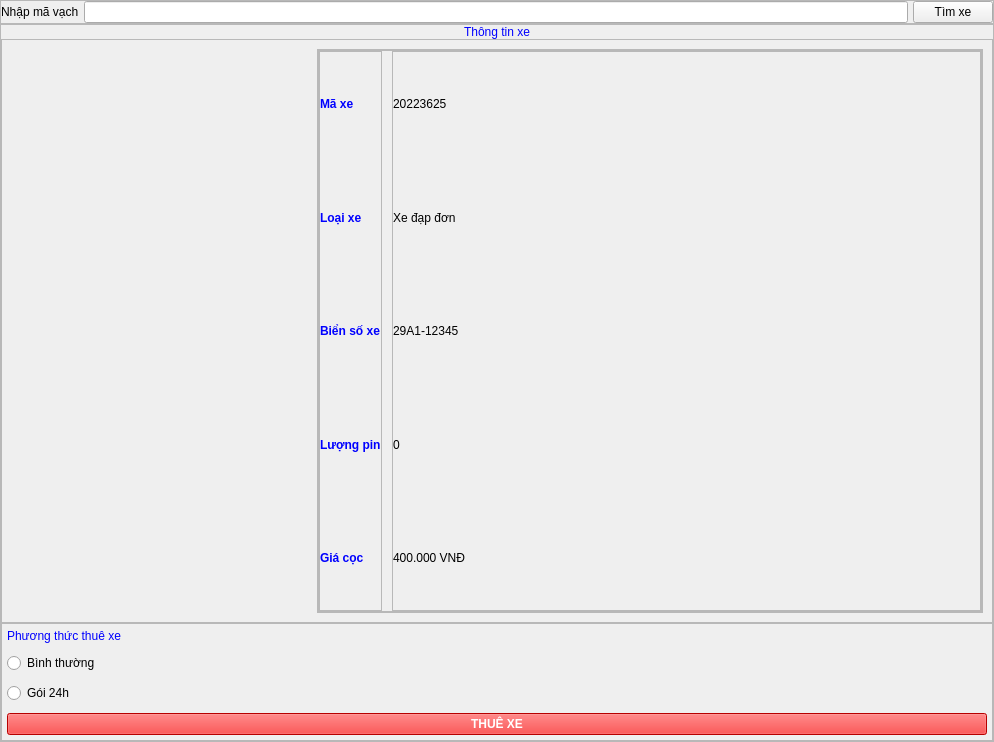
Before: the Qt Designer form Source code/view/ui/thueXe.ui in hunglequoc2001/Capstone_TKXDPM.20221_Group8, drawn with Qt 5.
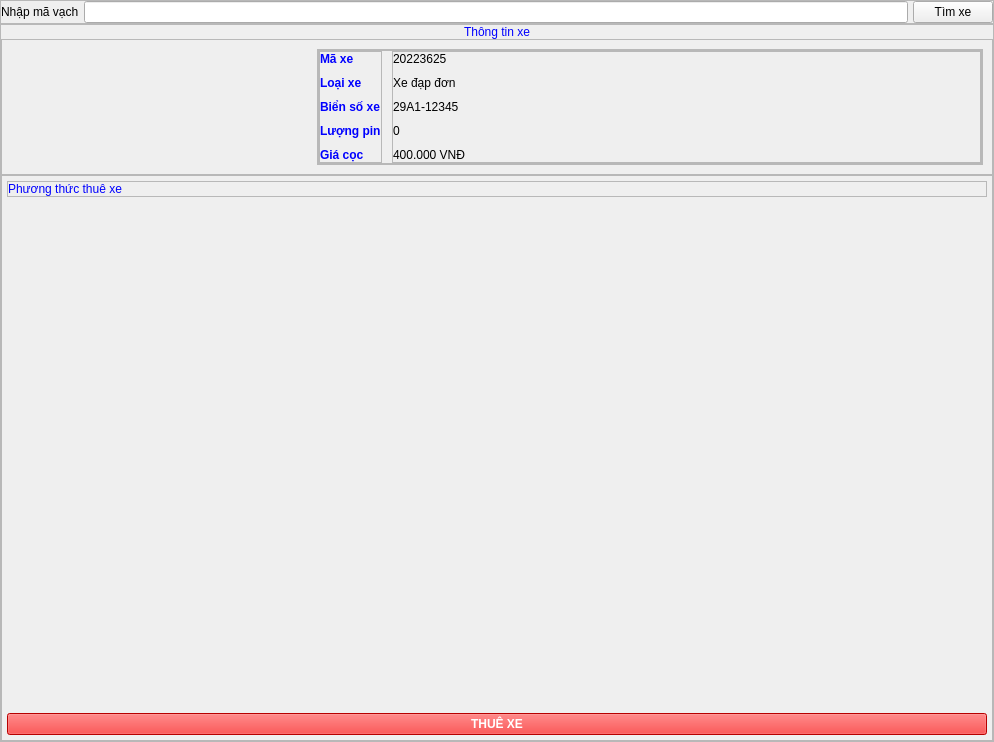
After: the same form once the commit is applied. Icons and pictures are not drawn.

The edit to the form file:
```diff
--- a/Source code/view/ui/thueXe.ui
+++ b/Source code/view/ui/thueXe.ui
@@ -132,7 +132,7 @@
       <item>
        <widget class="QFrame" name="frame_2">
         <property name="sizePolicy">
-         <sizepolicy hsizetype="Preferred" vsizetype="Expanding">
+         <sizepolicy hsizetype="Preferred" vsizetype="Preferred">
           <horstretch>0</horstretch>
           <verstretch>0</verstretch>
          </sizepolicy>
@@ -365,6 +365,12 @@
       </item>
       <item>
        <widget class="QFrame" name="frame_7">
+        <property name="sizePolicy">
+         <sizepolicy hsizetype="Preferred" vsizetype="Expanding">
+          <horstretch>0</horstretch>
+          <verstretch>0</verstretch>
+         </sizepolicy>
+        </property>
         <property name="styleSheet">
          <string notr="true">font: 14pt &quot;Arial&quot;;
 </string>
@@ -391,6 +397,30 @@
          <property name="bottomMargin">
           <number>5</number>
          </property>
+         <item alignment="Qt::AlignTop">
+          <widget class="QFrame" name="frame_PhuongThucThueXe">
+           <property name="frameShape">
+            <enum>QFrame::StyledPanel</enum>
+           </property>
+           <property name="frameShadow">
+            <enum>QFrame::Raised</enum>
+           </property>
+           <layout class="QVBoxLayout" name="verticalLayout_7">
+            <property name="spacing">
+             <number>10</number>
+            </property>
+            <property name="leftMargin">
+             <number>0</number>
+            </property>
+            <property name="topMargin">
+             <number>0</number>
+            </property>
+            <property name="rightMargin">
+             <number>0</number>
+            </property>
+            <property name="bottomMargin">
+             <number>0</number>
+            </property>
          <item>
           <widget class="QLabel" name="label_9">
            <property name="styleSheet">
@@ -401,24 +431,7 @@
            </property>
           </widget>
          </item>
-         <item>
-          <widget class="QRadioButton" name="binhThuongButton">
-           <property name="toolTip">
-            <string>&lt;html&gt;&lt;head/&gt;&lt;body&gt;&lt;pre style=&quot; margin-top:0px; margin-bottom:0px; margin-left:0px; margin-right:0px; -qt-block-indent:0; text-indent:0px; line-height:19px; background-color:#ffffff;&quot;&gt;&lt;span style=&quot; font-family:'Consolas','Courier New','monospace'; font-size:10pt; color:#000000;&quot;&gt;Quy tắc tính tiền với t là số phút thuê:&lt;/span&gt;&lt;/pre&gt;&lt;pre style=&quot; margin-top:0px; margin-bottom:0px; margin-left:0px; margin-right:0px; -qt-block-indent:0; text-indent:0px;&quot;&gt;&lt;span style=&quot; font-family:'Consolas','Courier New','monospace'; font-size:10pt; color:#000000;&quot;&gt;	t ≤ 10 :		miễn phí&lt;/span&gt;&lt;/pre&gt;&lt;pre style=&quot; margin-top:0px; margin-bottom:0px; margin-left:0px; margin-right:0px; -qt-block-indent:0; text-indent:0px;&quot;&gt;&lt;span style=&quot; font-family:'Consolas','Courier New','monospace'; font-size:10pt; color:#000000;&quot;&gt;	10 &amp;lt; t ≤ 30: 	10.000*k VNĐ&lt;/span&gt;&lt;/pre&gt;&lt;pre style=&quot; margin-top:0px; margin-bottom:0px; margin-left:0px; margin-right:0px; -qt-block-indent:0; text-indent:0px;&quot;&gt;&lt;span style=&quot; font-family:'Consolas','Courier New','monospace'; font-size:10pt; color:#000000;&quot;&gt;	30&amp;lt;t:		k*(10.000+⌈(t-30)/15⌉*3.000 ) VNĐ&lt;/span&gt;&lt;/pre&gt;&lt;pre style=&quot; margin-top:0px; margin-bottom:0px; margin-left:0px; margin-right:0px; -qt-block-indent:0; text-indent:0px;&quot;&gt;&lt;span style=&quot; font-family:'Consolas','Courier New','monospace'; font-size:10pt; color:#000000;&quot;&gt;k=1 nếu xe đạp, k=1.2 nếu xe đạp đôi, k=1.5 nếu xe đạp đơn điện, k=2 nếu xe đạp điện đôi&lt;/span&gt;&lt;/pre&gt;&lt;/body&gt;&lt;/html&gt;</string>
-           </property>
-           <property name="text">
-            <string>Bình thường</string>
-           </property>
-          </widget>
-         </item>
-         <item>
-          <widget class="QRadioButton" name="goi24hButton">
-           <property name="toolTip">
-            <string>&lt;html&gt;&lt;head/&gt;&lt;body&gt;&lt;pre style=&quot; margin-top:0px; margin-bottom:0px; margin-left:0px; margin-right:0px; -qt-block-indent:0; text-indent:0px; line-height:19px; background-color:#ffffff;&quot;&gt;&lt;span style=&quot; font-family:'Consolas','Courier New','monospace'; font-size:10pt; color:#000000;&quot;&gt;Thuê xe với giá k*200.000VNĐ/24h với t là số giờ thuê&lt;/span&gt;&lt;/pre&gt;&lt;pre style=&quot; margin-top:0px; margin-bottom:0px; margin-left:0px; margin-right:0px; -qt-block-indent:0; text-indent:0px;&quot;&gt;&lt;span style=&quot; font-family:'Consolas','Courier New','monospace'; font-size:10pt; color:#000000;&quot;&gt;	t&amp;lt;12 : k*(200.000-10.000*⌈12-t⌉) VNĐ&lt;/span&gt;&lt;/pre&gt;&lt;pre style=&quot; margin-top:0px; margin-bottom:0px; margin-left:0px; margin-right:0px; -qt-block-indent:0; text-indent:0px;&quot;&gt;&lt;span style=&quot; font-family:'Consolas','Courier New','monospace'; font-size:10pt; color:#000000;&quot;&gt;	t&amp;gt;24 : k*(200.000+2.000*⌈(t-24)*4⌉) VNĐ&lt;/span&gt;&lt;/pre&gt;&lt;pre style=&quot; margin-top:0px; margin-bottom:0px; margin-left:0px; margin-right:0px; -qt-block-indent:0; text-indent:0px;&quot;&gt;&lt;span style=&quot; font-family:'Consolas','Courier New','monospace'; font-size:10pt; color:#000000;&quot;&gt;k=1 nếu xe đạp, k=1.2 nếu xe đạp đôi, k=1.5 nếu xe đạp đơn điện, k=2 nếu xe đạp điện đôi&lt;/span&gt;&lt;/pre&gt;&lt;/body&gt;&lt;/html&gt;</string>
-           </property>
-           <property name="text">
-            <string>Gói 24h</string>
-           </property>
+           </layout>
           </widget>
          </item>
          <item>
```
Lines whose indentation alone changed are shown as unchanged.
